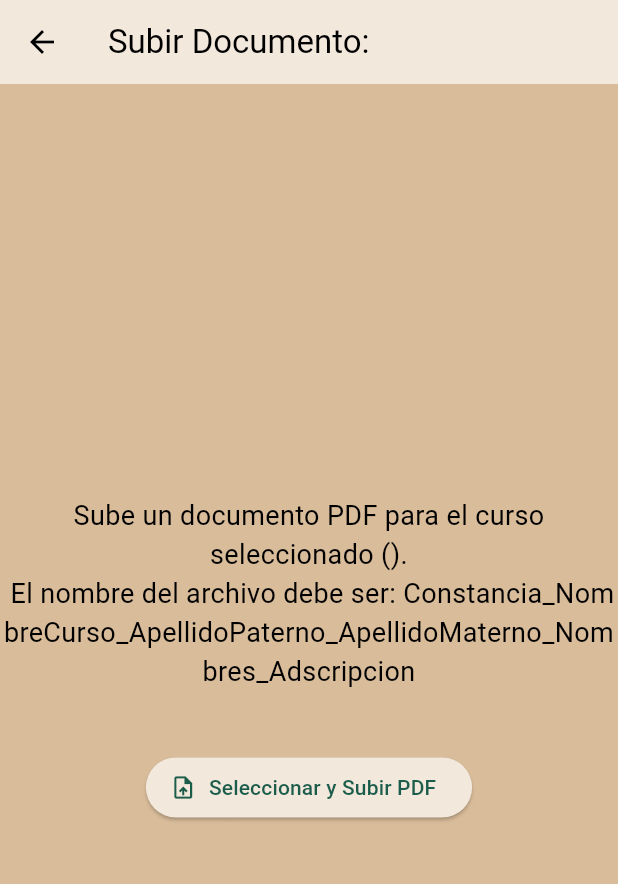
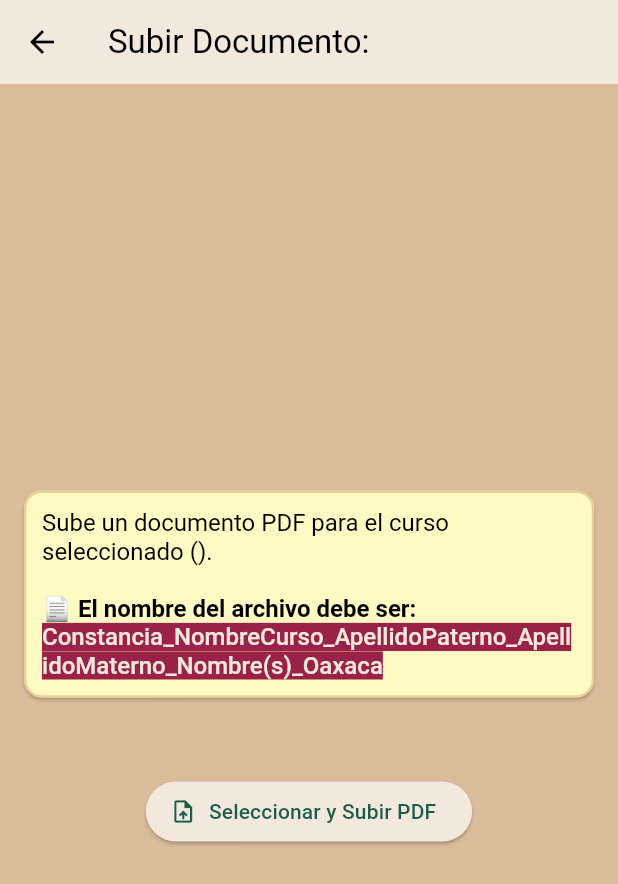
Before and after one commit to javieratoaxaca/PlataformaCNBBBJ, a Flutter app: the CursosNormal screen opened directly with empty values, on a phone screen of 412 x 824 dp. Shown: the top 884 px of the screen. Run offline on Flutter 3.47's test engine with Material 3 defaults, Android fonts, the phone set to English and light mode, and no system bars; our stand-ins replace bloc, cloud_firestore, equatable, file_picker, firebase_auth, firebase_core and 8 more; missing offline and left inert: dart:html, excel, passwordfield; accounts and stored records are empty.

Commit message:
color change

```diff
--- a/lib/userNormal/pages/cursos_normal.dart
+++ b/lib/userNormal/pages/cursos_normal.dart
@@ -95,13 +95,43 @@ class _CursosNormalState extends State<CursosNormal> {
       child: Column(
         mainAxisAlignment: MainAxisAlignment.center,
         children: [
-            Text(
-              widget.subCourse != null
-                  ? 'Sube la evidencia del curso en formato PDF para ${widget.trimester}, Dependencia: ${widget.dependecy}.'
-                  : 'Sube un documento PDF para el curso seleccionado (${widget.course}). \n El nombre del archivo debe ser: Constancia_NombreCurso_ApellidoPaterno_ApellidoMaterno_Nombres_Adscripcion',
-              textAlign: TextAlign.center,
-              style: const TextStyle(fontSize: 18),
+          Card(
+            color: Colors.yellow[100],
+            margin: const EdgeInsets.symmetric(horizontal: 16, vertical: 12),
+            shape: RoundedRectangleBorder(
+              borderRadius: BorderRadius.circular(12),
+              side: const BorderSide(color: pantone872c, width: 1.5),
             ),
+            child: Padding(
+              padding: const EdgeInsets.all(12.0),
+              child: RichText(
+                textAlign: TextAlign.left,
+                text: TextSpan(
+                  style: const TextStyle(fontSize: 16, color: Colors.black),
+                  children: [
+                    TextSpan(
+                      text: widget.subCourse != null
+                          ? 'Sube la evidencia del curso en formato PDF para ${widget.trimester}, Dependencia: ${widget.dependecy}.\n\n'
+                          : 'Sube un documento PDF para el curso seleccionado (${widget.course}).\n\n',
+                    ),
+                    const TextSpan(
+                      text: '📄 El nombre del archivo debe ser:\n',
+                      style: TextStyle(fontWeight: FontWeight.bold),
+                    ),
+                    const TextSpan(
+                      text: 'Constancia_NombreCurso_ApellidoPaterno_ApellidoMaterno_Nombre(s)_Oaxaca',
+                      style: TextStyle(
+                        backgroundColor: Color.fromARGB(255, 155, 34, 71),
+                        color: light,
+                        fontWeight: FontWeight.w500,
+                      ),
+                    ),
+                  ],
+                ),
+              ),
+            ),
+          ),
+
           const SizedBox(height: 20),
 
           // Barra de progreso
@@ -118,12 +148,11 @@ class _CursosNormalState extends State<CursosNormal> {
 
           // Botón de subida
           ElevatedButton.icon(
-
-              onPressed: isUploading ? null : _uploadPDF, // Deshabilita si está subiendo
-              icon: const Icon(Icons.upload_file, color: greenColorLight,),
-              label: const Text('Seleccionar y Subir PDF',
-              style: TextStyle(
-              color: greenColorLight, ),
+            onPressed: isUploading ? null : _uploadPDF,
+            icon: const Icon(Icons.upload_file, color: greenColorLight),
+            label: const Text(
+              'Seleccionar y Subir PDF',
+              style: TextStyle(color: greenColorLight),
             ),
           ),
         ],
```
Lines whose indentation alone changed are shown as unchanged.
